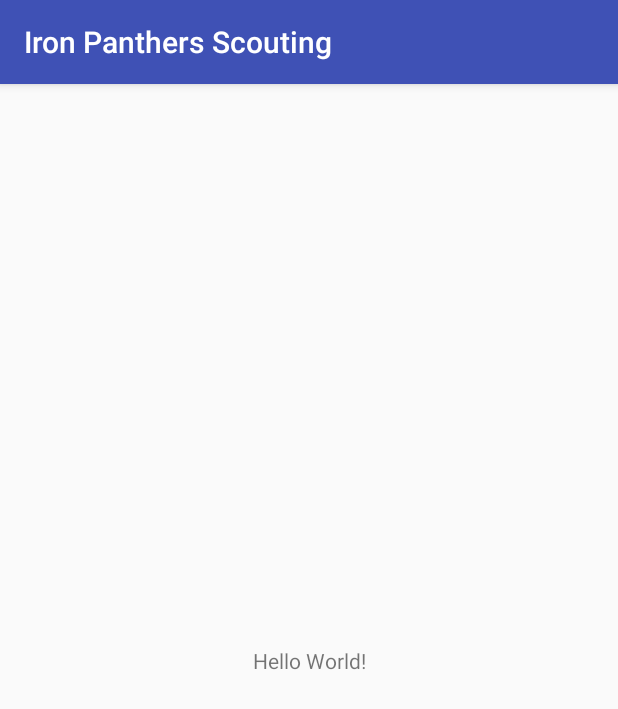
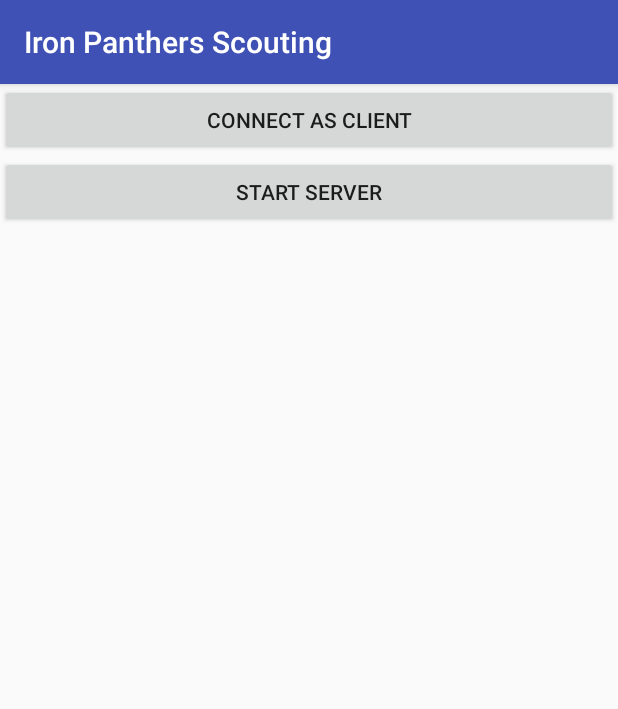
Before and after one commit to ifd3f/Scouting-App-old, an Android app: the screen it shows after launch (MainActivity), on a phone screen of 412 x 824 dp. Shown: the top 709 px of the screen. Run offline under Robolectric (Android 15) with nearby library versions, the phone set to English and light mode, and no system bars.

Commit message:
Add some basics
the ui is being not a happy man

```diff
--- a/app/build.gradle
+++ b/app/build.gradle
@@ -24,9 +24,10 @@ android {
 
 dependencies {
     implementation fileTree(dir: 'libs', include: ['*.jar'])
-    implementation"org.jetbrains.kotlin:kotlin-stdlib-jre7:$kotlin_version"
+    implementation "org.jetbrains.kotlin:kotlin-stdlib-jre7:$kotlin_version"
     implementation 'com.android.support:appcompat-v7:26.1.0'
     implementation 'com.android.support.constraint:constraint-layout:1.0.2'
+    implementation 'com.android.support:design:26.1.0'
     testImplementation 'junit:junit:4.12'
     androidTestImplementation 'com.android.support.test:runner:1.0.1'
     androidTestImplementation 'com.android.support.test.espresso:espresso-core:3.0.1'
--- /dev/null
+++ b/app/src/main/java/com/burlingamerobotics/scouting/activity/MainActivity.kt
@@ -0,0 +1,19 @@
+package com.burlingamerobotics.scouting.activity
+
+import android.content.Intent
+import android.os.Bundle
+import android.support.v7.app.AppCompatActivity
+import android.widget.Button
+import com.burlingamerobotics.scouting.R
+
+class MainActivity : AppCompatActivity() {
+
+    override fun onCreate(savedInstanceState: Bundle?) {
+        super.onCreate(savedInstanceState)
+        setContentView(R.layout.activity_main)
+
+        findViewById<Button>(R.id.client_connect).setOnClickListener { view ->
+            startActivity(Intent(this, ClientConnectActivity::class.java))
+        }
+    }
+}
--- a/app/src/main/res/layout/activity_main.xml
+++ b/app/src/main/res/layout/activity_main.xml
@@ -1,18 +1,19 @@
 <?xml version="1.0" encoding="utf-8"?>
-<android.support.constraint.ConstraintLayout xmlns:android="http://schemas.android.com/apk/res/android"
-    xmlns:app="http://schemas.android.com/apk/res-auto"
-    xmlns:tools="http://schemas.android.com/tools"
+<LinearLayout xmlns:android="http://schemas.android.com/apk/res/android"
     android:layout_width="match_parent"
     android:layout_height="match_parent"
-    tools:context="com.burlingamerobotics.scouting.MainActivity">
+    android:orientation="vertical">
 
-    <TextView
-        android:layout_width="wrap_content"
+    <Button
+        android:id="@+id/client_connect"
+        android:layout_width="match_parent"
         android:layout_height="wrap_content"
-        android:text="Hello World!"
-        app:layout_constraintBottom_toBottomOf="parent"
-        app:layout_constraintLeft_toLeftOf="parent"
-        app:layout_constraintRight_toRightOf="parent"
-        app:layout_constraintTop_toTopOf="parent" />
+        android:text="@string/connect_as_client" />
 
-</android.support.constraint.ConstraintLayout>
+    <Button
+        android:id="@+id/server_connect"
+        android:layout_width="match_parent"
+        android:layout_height="wrap_content"
+        android:text="@string/start_server" />
+
+</LinearLayout>
--- /dev/null
+++ b/app/src/main/res/values/dimens.xml
@@ -0,0 +1,3 @@
+<resources>
+    <dimen name="fab_margin">16dp</dimen>
+</resources>
--- a/app/src/main/res/values/strings.xml
+++ b/app/src/main/res/values/strings.xml
@@ -1,3 +1,7 @@
 <resources>
     <string name="app_name">Iron Panthers Scouting</string>
+    <string name="start_server">Start Server</string>
+    <string name="connect_as_client">Connect as Client</string>
+    <string name="title_activity_client_connect">Connect as Client</string>
+    <string name="title_activity_master_management">Master Management</string>
 </resources>
--- a/app/src/main/res/values/styles.xml
+++ b/app/src/main/res/values/styles.xml
@@ -8,4 +8,13 @@
         <item name="colorAccent">@color/colorAccent</item>
     </style>
 
+    <style name="AppTheme.NoActionBar">
+        <item name="windowActionBar">false</item>
+        <item name="windowNoTitle">true</item>
+    </style>
+
+    <style name="AppTheme.AppBarOverlay" parent="ThemeOverlay.AppCompat.Dark.ActionBar" />
+
+    <style name="AppTheme.PopupOverlay" parent="ThemeOverlay.AppCompat.Light" />
+
 </resources>
```
Also changed, not shown: app/src/main/AndroidManifest.xml (+21 -1 lines), app/src/main/java/com/burlingamerobotics/scouting/Constants.kt (added, +9 -0 lines), app/src/main/java/com/burlingamerobotics/scouting/MainActivity.kt (deleted, +0 -12 lines), app/src/main/java/com/burlingamerobotics/scouting/Utils.kt (added, +12 -0 lines), app/src/main/java/com/burlingamerobotics/scouting/activity/ClientConnectActivity.kt (added, +124 -0 lines), app/src/main/java/com/burlingamerobotics/scouting/activity/MasterManagementActivity.kt (added, +40 -0 lines), app/src/main/java/com/burlingamerobotics/scouting/client/ServerInterface.kt (added, +10 -0 lines), app/src/main/java/com/burlingamerobotics/scouting/server/ClientInterface.kt (added, +12 -0 lines), app/src/main/res/layout/activity_client_connect.xml (added, +25 -0 lines), app/src/main/res/layout/activity_master_management.xml (added, +27 -0 lines), app/src/main/res/layout/content_client_connect.xml (added, +31 -0 lines), app/src/main/res/layout/content_master_management.xml (added, +16 -0 lines).
